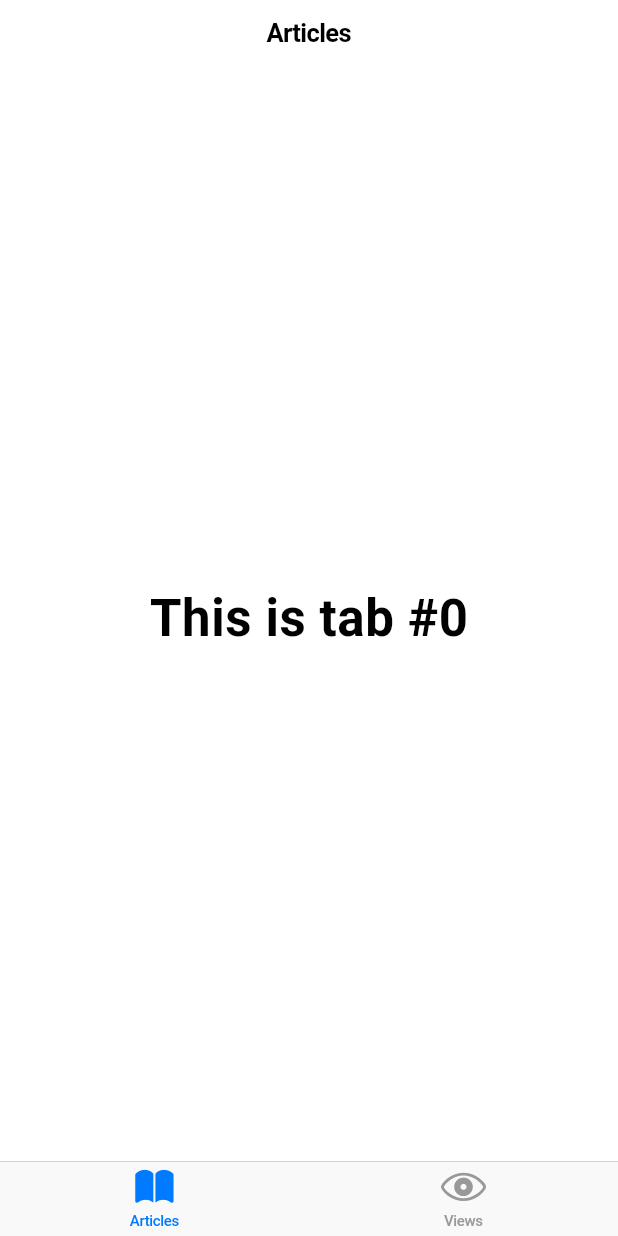
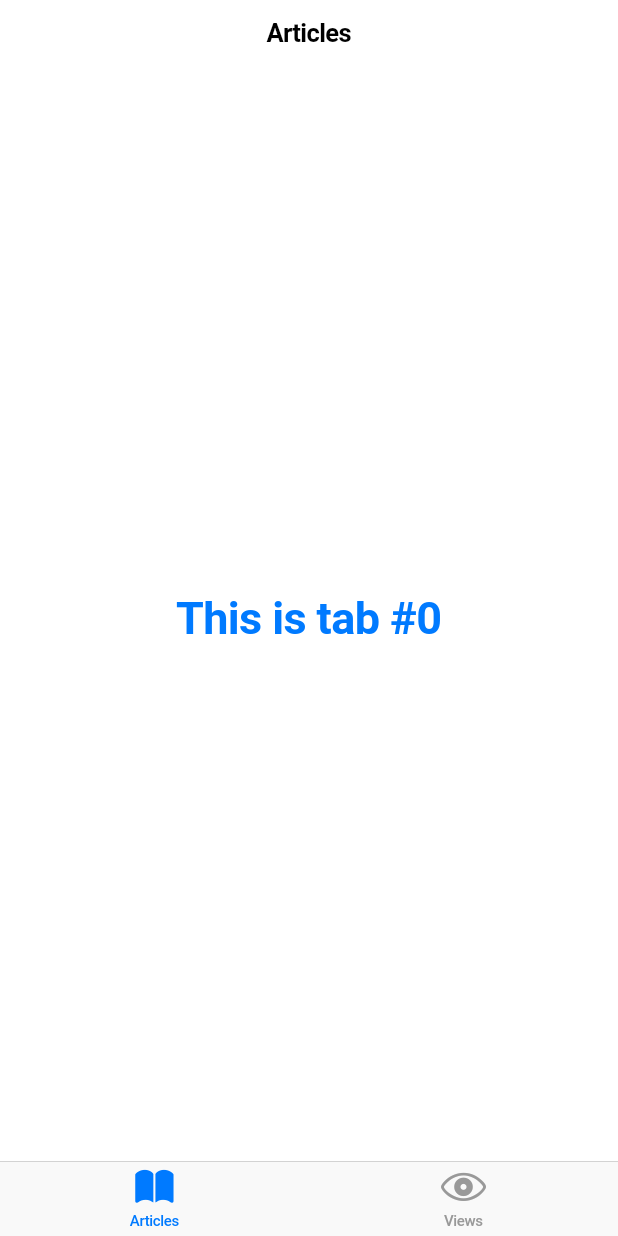
Before and after one commit to yayyar/test_flutter, a Flutter app: the screen it shows after launch, on a phone screen of 412 x 824 dp. Run offline on Flutter 3.47's test engine with Material 2 defaults, Android fonts, the phone set to English and light mode, and no system bars; our stand-ins replace google_fonts.

Commit message:
add custom textTheme

```diff
--- a/cupertino_tab_bar/lib/main.dart
+++ b/cupertino_tab_bar/lib/main.dart
@@ -6,6 +6,14 @@ class MyApp extends StatelessWidget {
   @override
   Widget build(BuildContext context) {
     return CupertinoApp(
+      theme: CupertinoThemeData(
+        textTheme: CupertinoTextThemeData(
+          navLargeTitleTextStyle: TextStyle(
+              fontWeight: FontWeight.bold,
+              fontSize: 30.0,
+              color: CupertinoColors.activeBlue),
+        ),
+      ),
       home: HomePage(),
     );
   }
@@ -35,7 +43,7 @@ class _HomePageState extends State<HomePage> {
           ),
         ],
       ),
-      tabBuilder: (context, index){
+      tabBuilder: (context, index) {
         return CupertinoPageScaffold(
           navigationBar: CupertinoNavigationBar(
             middle: Text(items[index]),
@@ -43,7 +51,8 @@ class _HomePageState extends State<HomePage> {
           child: Center(
             child: Text(
               'This is tab #$index',
-              style: CupertinoTheme.of(context).textTheme.navLargeTitleTextStyle,
+              style:
+                  CupertinoTheme.of(context).textTheme.navLargeTitleTextStyle,
             ),
           ),
         );
```
